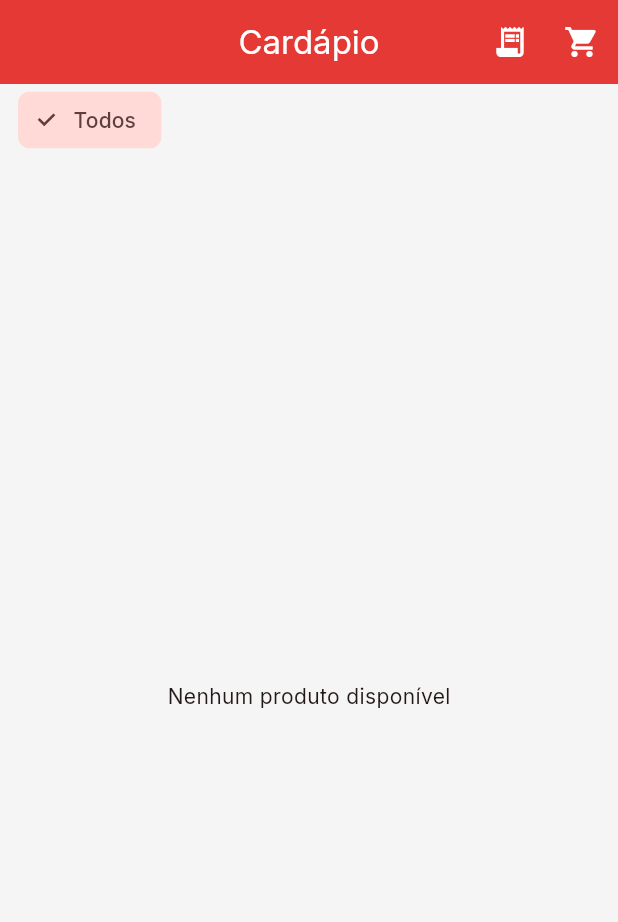
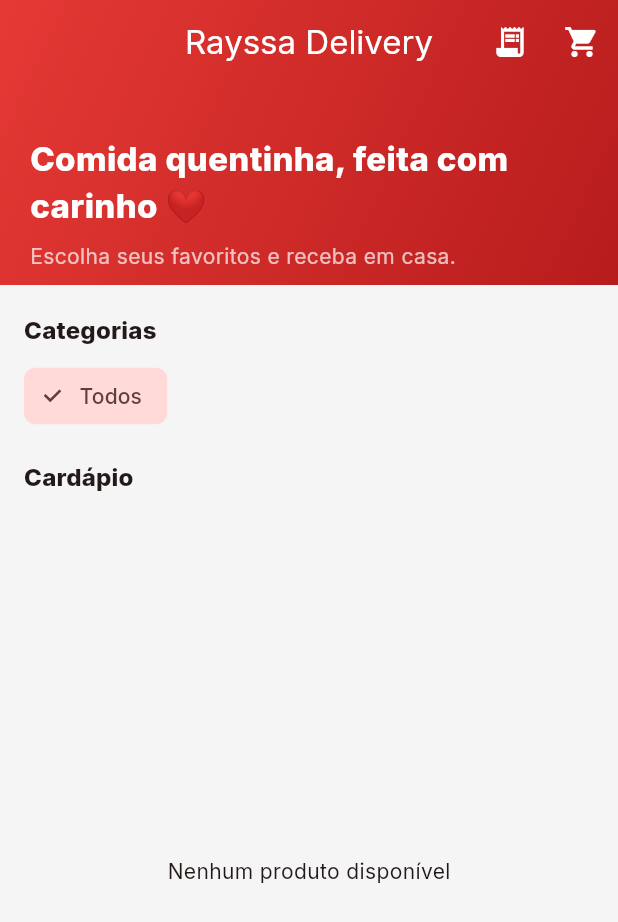
Before and after one commit to erickbritodesign-ai/rayssa-delivery, a Flutter app: the screen it shows once a user with an empty profile is signed in, on a phone screen of 412 x 824 dp. Shown: the top 922 px of the screen. Run offline on Flutter 3.47's test engine with Material 3 defaults, Android fonts, the phone set to English and light mode, and no system bars; our stand-ins replace cloud_firestore, equatable, firebase_auth, firebase_core, flutter_riverpod, go_router and 1 more; accounts and stored records are empty; generated files the repository leaves out were written again.

Commit message:
style: improve client home design

```diff
--- a/apps/client/lib/features/menu/presentation/pages/home_page.dart
+++ b/apps/client/lib/features/menu/presentation/pages/home_page.dart
@@ -18,8 +18,12 @@ class HomePage extends ConsumerWidget {
     final currency = NumberFormat.simpleCurrency(locale: 'pt_BR');
 
     return Scaffold(
-      appBar: AppBar(
-        title: const Text('Cardápio'),
+      body: CustomScrollView(
+        slivers: [
+          SliverAppBar(
+            expandedHeight: 190,
+            pinned: true,
+            title: const Text('Rayssa Delivery'),
             actions: [
               IconButton(
                 icon: const Icon(Icons.receipt_long),
@@ -34,22 +38,62 @@ class HomePage extends ConsumerWidget {
                 onPressed: () => context.push('/cart'),
               ),
             ],
+            flexibleSpace: FlexibleSpaceBar(
+              background: Container(
+                padding: const EdgeInsets.fromLTRB(20, 90, 20, 20),
+                decoration: const BoxDecoration(
+                  gradient: LinearGradient(
+                    colors: [Color(0xFFE53935), Color(0xFFB71C1C)],
+                    begin: Alignment.topLeft,
+                    end: Alignment.bottomRight,
                   ),
-      body: Column(
+                ),
+                child: const Column(
                   crossAxisAlignment: CrossAxisAlignment.start,
                   children: [
-          SizedBox(
+                    Text(
+                      'Comida quentinha, feita com carinho ❤️',
+                      style: TextStyle(
+                        color: Colors.white,
+                        fontSize: 22,
+                        fontWeight: FontWeight.w800,
+                      ),
+                    ),
+                    SizedBox(height: 8),
+                    Text(
+                      'Escolha seus favoritos e receba em casa.',
+                      style: TextStyle(color: Colors.white70, fontSize: 14),
+                    ),
+                  ],
+                ),
+              ),
+            ),
+          ),
+          SliverToBoxAdapter(
+            child: Padding(
+              padding: const EdgeInsets.fromLTRB(16, 18, 16, 8),
+              child: Text(
+                'Categorias',
+                style: Theme.of(context).textTheme.titleMedium?.copyWith(
+                      fontWeight: FontWeight.w800,
+                    ),
+              ),
+            ),
+          ),
+          SliverToBoxAdapter(
+            child: SizedBox(
               height: 48,
               child: categoriesAsync.when(
                 data: (categories) => ListView(
                   scrollDirection: Axis.horizontal,
-                padding: const EdgeInsets.symmetric(horizontal: 12),
+                  padding: const EdgeInsets.symmetric(horizontal: 16),
                   children: [
                     _CategoryChip(
                       label: 'Todos',
                       selected: selectedCategoryId == null,
                       onTap: () =>
-                        ref.read(selectedCategoryIdProvider.notifier).state = null,
+                          ref.read(selectedCategoryIdProvider.notifier).state =
+                              null,
                     ),
                     ...categories.map(
                       (category) => _CategoryChip(
@@ -66,58 +110,135 @@ class HomePage extends ConsumerWidget {
                 error: (e, _) => Center(child: Text('Erro: $e')),
               ),
             ),
-          Expanded(
-            child: productsAsync.when(
-              data: (products) => products.isEmpty
-                  ? const Center(child: Text('Nenhum produto disponível'))
-                  : ListView.builder(
-                      padding: const EdgeInsets.all(12),
+          ),
+          SliverToBoxAdapter(
+            child: Padding(
+              padding: const EdgeInsets.fromLTRB(16, 18, 16, 8),
+              child: Text(
+                'Cardápio',
+                style: Theme.of(context).textTheme.titleMedium?.copyWith(
+                      fontWeight: FontWeight.w800,
+                    ),
+              ),
+            ),
+          ),
+          productsAsync.when(
+            data: (products) {
+              if (products.isEmpty) {
+                return const SliverFillRemaining(
+                  child: Center(child: Text('Nenhum produto disponível')),
+                );
+              }
+
+              return SliverList.separated(
                 itemCount: products.length,
+                separatorBuilder: (_, __) => const SizedBox(height: 12),
                 itemBuilder: (context, index) {
                   final product = products[index];
+
+                  return Padding(
+                    padding: const EdgeInsets.symmetric(horizontal: 16),
+                    child: _ProductCard(
+                      product: product,
+                      price: currency.format(product.price),
+                      onAdd: () => ref
+                          .read(cartControllerProvider.notifier)
+                          .addProduct(product),
+                    ),
+                  );
+                },
+              );
+            },
+            loading: () => const SliverFillRemaining(
+              child: Center(child: CircularProgressIndicator()),
+            ),
+            error: (e, _) => SliverFillRemaining(
+              child: Center(child: Text('Erro: $e')),
+            ),
+          ),
+          const SliverToBoxAdapter(child: SizedBox(height: 96)),
+        ],
+      ),
+      floatingActionButton: cartCount > 0
+          ? FloatingActionButton.extended(
+              onPressed: () => context.push('/cart'),
+              icon: const Icon(Icons.shopping_cart),
+              label: Text('Carrinho ($cartCount)'),
+            )
+          : null,
+    );
+  }
+}
+
+class _ProductCard extends StatelessWidget {
+  const _ProductCard({
+    required this.product,
+    required this.price,
+    required this.onAdd,
+  });
+
+  final ProductModel product;
+  final String price;
+  final VoidCallback onAdd;
+
+  @override
+  Widget build(BuildContext context) {
     return Card(
-                          margin: const EdgeInsets.only(bottom: 12),
-                          child: ListTile(
-                            title: Text(product.name),
-                            subtitle: Text(
+      child: Padding(
+        padding: const EdgeInsets.all(14),
+        child: Row(
+          children: [
+            Container(
+              width: 74,
+              height: 74,
+              decoration: BoxDecoration(
+                color: const Color(0xFFFFE0DC),
+                borderRadius: BorderRadius.circular(18),
+              ),
+              child: product.imageUrl == null || product.imageUrl!.isEmpty
+                  ? const Icon(Icons.fastfood, color: Color(0xFFE53935))
+                  : ClipRRect(
+                      borderRadius: BorderRadius.circular(18),
+                      child: Image.network(product.imageUrl!, fit: BoxFit.cover),
+                    ),
+            ),
+            const SizedBox(width: 14),
+            Expanded(
+              child: Column(
+                crossAxisAlignment: CrossAxisAlignment.start,
+                children: [
+                  Text(
+                    product.name,
+                    style: Theme.of(context).textTheme.titleMedium?.copyWith(
+                          fontWeight: FontWeight.w800,
+                        ),
+                  ),
+                  const SizedBox(height: 4),
+                  Text(
                     product.description,
                     maxLines: 2,
                     overflow: TextOverflow.ellipsis,
+                    style: Theme.of(context).textTheme.bodySmall?.copyWith(
+                          color: Colors.black54,
                         ),
-                            trailing: SizedBox(
-  width: 72,
-  height: 48,
-  child: Column(
-    mainAxisSize: MainAxisSize.min,
-    mainAxisAlignment: MainAxisAlignment.center,
-    children: [
+                  ),
+                  const SizedBox(height: 8),
                   Text(
-        currency.format(product.price),
-        style: Theme.of(context).textTheme.bodySmall,
-      ),
-      SizedBox(
-        height: 24,
-        child: IconButton(
-          padding: EdgeInsets.zero,
-          iconSize: 20,
-          icon: const Icon(Icons.add_circle),
-          onPressed: () => ref
-              .read(cartControllerProvider.notifier)
-              .addProduct(product),
+                    price,
+                    style: Theme.of(context).textTheme.titleSmall?.copyWith(
+                          color: const Color(0xFFE53935),
+                          fontWeight: FontWeight.w900,
                         ),
                   ),
                 ],
               ),
             ),
-                          ),
-                        );
-                      },
-                    ),
-              loading: () => const Center(child: CircularProgressIndicator()),
-              error: (e, _) => Center(child: Text('Erro: $e')),
-            ),
+            IconButton.filled(
+              onPressed: onAdd,
+              icon: const Icon(Icons.add),
             ),
           ],
+        ),
       ),
     );
   }
@@ -138,7 +259,7 @@ class _CategoryChip extends StatelessWidget {
   Widget build(BuildContext context) {
     return Padding(
       padding: const EdgeInsets.only(right: 8),
-      child: FilterChip(
+      child: ChoiceChip(
         label: Text(label),
         selected: selected,
         onSelected: (_) => onTap(),
```
Also changed, not shown: apps/admin/lib/core/theme/app_theme.dart (+47 -3 lines), firebase.json, 1 other file. Lines whose indentation alone changed are shown as unchanged.
